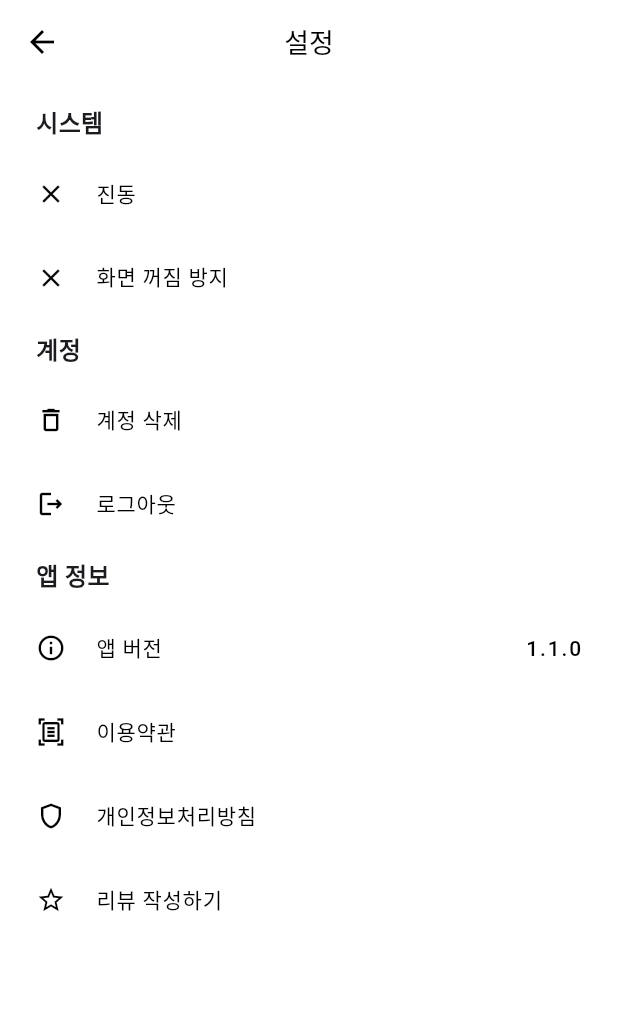
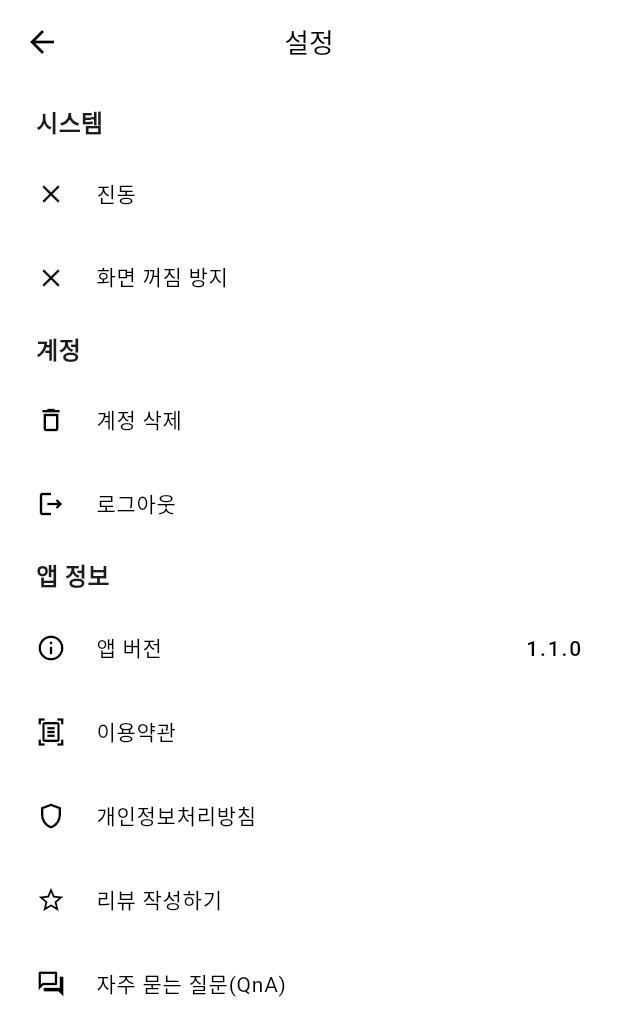
Before and after one commit to pomodak/pomodak-flutter, a Flutter app: the MoreScreen screen opened directly, on a phone screen of 412 x 824 dp. Shown: the top 1036 px of the screen. Run offline on Flutter 3.47's test engine with Material 3 defaults, Android fonts, the phone set to English and light mode, and no system bars; drawn by our look-alikes of loader_overlay; our stand-ins replace awesome_bottom_bar, confetti, dio, firebase_core, firebase_remote_config, flutter_dotenv and 19 more; missing offline and left inert: kakao_flutter_sdk_user, store_redirect; accounts and stored records are empty; generated files the repository leaves out were written again; network calls fail.

Commit message:
Add qna link button in moreScreen

```diff
--- a/lib/config/constants/app_info.dart
+++ b/lib/config/constants/app_info.dart
@@ -4,4 +4,7 @@ class AppInfo {
   static const String packageName = "com.pomodak.twa";
   static const String androidAppId = "com.pomodak.twa";
   static const String iOSAppId = "none";
+
+  static const String qnaURL =
+      "https://hammerhead-chipmunk-ed4.notion.site/QnA-972b834fa5634056a1b4447a00880b05";
 }
--- a/lib/views/screens/main/more_screen/more_screen.dart
+++ b/lib/views/screens/main/more_screen/more_screen.dart
@@ -6,6 +6,7 @@ import 'package:pomodak/views/widgets/privacy_policy_modal.dart';
 import 'package:pomodak/views/widgets/terms_modal.dart';
 import 'package:provider/provider.dart';
 import 'package:store_redirect/store_redirect.dart';
+import 'package:url_launcher/url_launcher.dart';
 import 'package:vibration/vibration.dart';
 
 class MoreScreen extends StatelessWidget {
@@ -188,6 +189,24 @@ class MoreScreen extends StatelessWidget {
                       iOSAppId: AppInfo.iOSAppId);
                 },
               ),
+              ListTile(
+                contentPadding: const EdgeInsets.symmetric(horizontal: 24),
+                leading: const Icon(
+                  Icons.question_answer_outlined,
+                  size: 20,
+                ),
+                title: const Text(
+                  '자주 묻는 질문(QnA)',
+                  style: TextStyle(
+                    fontSize: 14,
+                  ),
+                ),
+                onTap: () {
+                  launchUrl(
+                    Uri.parse(AppInfo.qnaURL),
+                  );
+                },
+              ),
             ],
           ),
         ),
```
